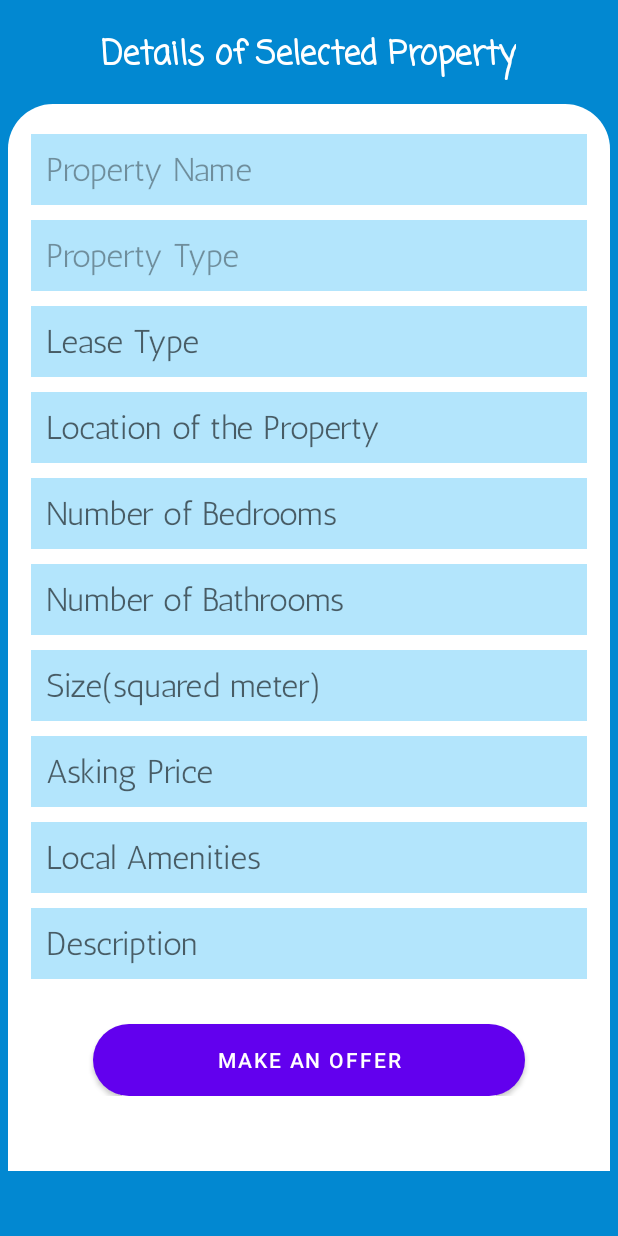
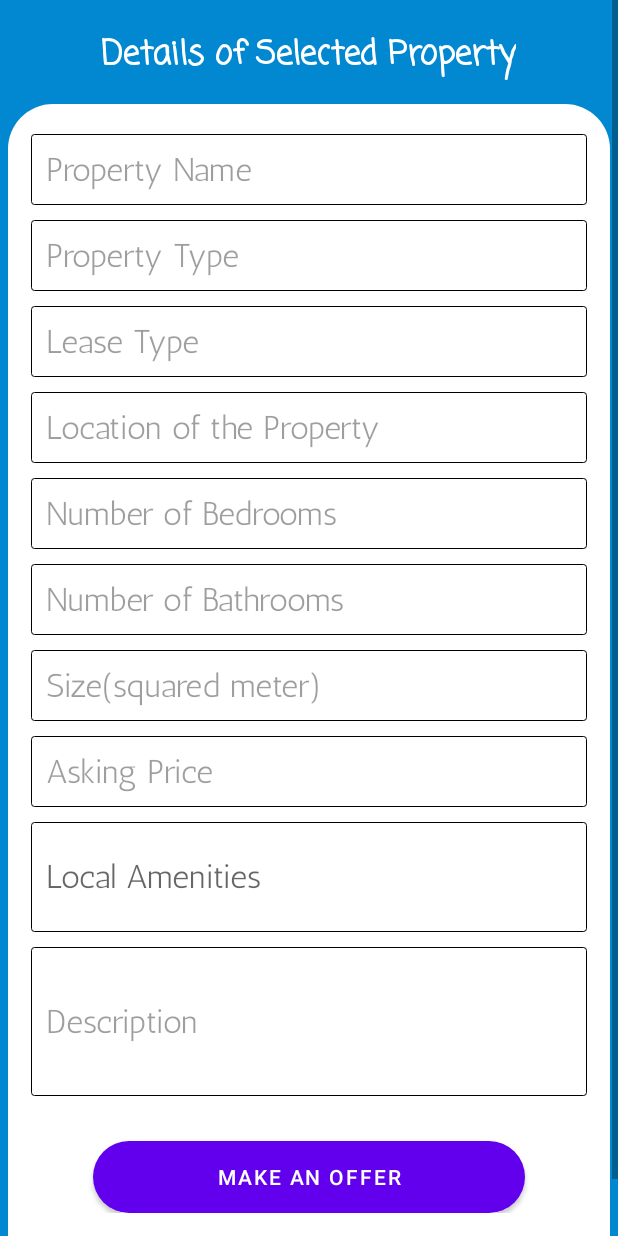
Before and after one commit to Kabiru-254/MadPropertyPal, an Android app: the layout activity_selected_property_details.xml on its own in the app's theme, with its tools: preview values and no code run, on a phone screen of 412 x 824 dp. Run offline under Robolectric (Android 15) with nearby library versions, the phone set to English and light mode, and no system bars.

Commit message:
bug fixes

```diff
--- a/android/app/src/main/java/com/example/madpropertypal/OfferActivity.java
+++ b/android/app/src/main/java/com/example/madpropertypal/OfferActivity.java
@@ -8,7 +8,6 @@ import android.view.View;
 import android.widget.DatePicker;
 import android.widget.RadioButton;
 import android.widget.RadioGroup;
-import android.widget.Spinner;
 import android.widget.Toast;
 
 import androidx.annotation.Nullable;
@@ -161,6 +160,8 @@ public class OfferActivity extends AppCompatActivity implements View.OnClickList
     OfferModel offerModel;
     private void submitOffer() {
 
+
+        comments = commentsTIL.getEditText().getText().toString();
         //empty string for price causes a crash
         if (price.isEmpty()){
 
@@ -201,7 +202,7 @@ public class OfferActivity extends AppCompatActivity implements View.OnClickList
             Intent intent = new Intent(this,HomeActivity.class);
             intent.setFlags(Intent.FLAG_ACTIVITY_NEW_TASK | Intent.FLAG_ACTIVITY_CLEAR_TASK);
             startActivity(intent);
-            Toast.makeText(this, "Property Added Successfully " , Toast.LENGTH_SHORT).show();
+            Toast.makeText(this, "Offer Added Successfully " , Toast.LENGTH_SHORT).show();
 
         }else{
 
--- a/android/app/src/main/res/layout/activity_selected_property_details.xml
+++ b/android/app/src/main/res/layout/activity_selected_property_details.xml
@@ -50,7 +50,7 @@
             android:layout_marginStart="5dp"
             android:layout_marginEnd="5dp"
             style="@style/Widget.MaterialComponents.TextInputLayout.OutlinedBox"
-            android:background="@color/primaryLight"
+            android:background="@drawable/back"
             android:padding="10dp"
             android:fontFamily="@font/antic"
             android:textSize="22sp"
@@ -70,7 +70,7 @@
             android:layout_marginStart="5dp"
             android:layout_marginEnd="5dp"
             style="@style/Widget.MaterialComponents.TextInputLayout.OutlinedBox"
-            android:background="@color/primaryLight"
+            android:background="@drawable/back"
             android:padding="10dp"
             android:fontFamily="@font/antic"
             android:textSize="22sp"
@@ -89,13 +89,15 @@
             android:layout_marginStart="5dp"
             android:layout_marginEnd="5dp"
             style="@style/Widget.MaterialComponents.TextInputLayout.OutlinedBox"
-            android:background="@color/primaryLight"
+            android:background="@drawable/back"
             android:padding="10dp"
             android:fontFamily="@font/antic"
             android:textSize="22sp"
             android:hint="@string/lease_type"
             android:textColor="@color/black"
             android:id="@+id/leaseCTV"
+            android:clickable="false"
+            android:enabled="false"
             />
 
 
@@ -109,12 +111,14 @@
             android:layout_marginEnd="5dp"
             android:fontFamily="@font/antic"
             style="@style/Widget.MaterialComponents.TextInputLayout.OutlinedBox"
-            android:background="@color/primaryLight"
+            android:background="@drawable/back"
             android:padding="10dp"
             android:textSize="22sp"
             android:hint="@string/location_of_the_property"
             android:textColor="@color/black"
             android:id="@+id/locationCTV"
+            android:clickable="false"
+            android:enabled="false"
             />
 
 
@@ -128,14 +132,15 @@
             android:layout_marginStart="5dp"
             android:layout_marginEnd="5dp"
             style="@style/Widget.MaterialComponents.TextInputLayout.OutlinedBox"
-            android:background="@color/primaryLight"
+            android:background="@drawable/back"
             android:padding="10dp"
             android:fontFamily="@font/antic"
             android:textSize="22sp"
             android:hint="@string/number_of_bedrooms"
             android:textColor="@color/black"
             android:id="@+id/bedroomsCTV"
-
+            android:clickable="false"
+            android:enabled="false"
             />
 
 
@@ -149,14 +154,15 @@
             android:layout_marginStart="5dp"
             android:layout_marginEnd="5dp"
             style="@style/Widget.MaterialComponents.TextInputLayout.OutlinedBox"
-            android:background="@color/primaryLight"
+            android:background="@drawable/back"
             android:padding="10dp"
             android:fontFamily="@font/antic"
             android:textSize="22sp"
             android:hint="@string/number_of_bathrooms"
             android:textColor="@color/black"
             android:id="@+id/bathroomsCTV"
-
+            android:clickable="false"
+            android:enabled="false"
             />
 
 
@@ -170,14 +176,15 @@
             android:layout_marginStart="5dp"
             android:layout_marginEnd="5dp"
             style="@style/Widget.MaterialComponents.TextInputLayout.OutlinedBox"
-            android:background="@color/primaryLight"
+            android:background="@drawable/back"
             android:padding="10dp"
             android:fontFamily="@font/antic"
             android:textSize="22sp"
             android:hint="@string/size_squared_meter"
             android:textColor="@color/black"
             android:id="@+id/sizeCTV"
-
+            android:clickable="false"
+            android:enabled="false"
             />
 
 
@@ -190,14 +197,15 @@
             android:layout_marginStart="5dp"
             android:layout_marginEnd="5dp"
             style="@style/Widget.MaterialComponents.TextInputLayout.OutlinedBox"
-            android:background="@color/primaryLight"
+            android:background="@drawable/back"
             android:padding="10dp"
             android:fontFamily="@font/antic"
             android:textSize="22sp"
             android:hint="@string/asking_price"
             android:textColor="@color/black"
             android:id="@+id/askingPriceCTV"
-
+            android:clickable="false"
+            android:enabled="false"
             />
 
 
@@ -210,11 +218,13 @@
             android:layout_marginStart="5dp"
             android:layout_marginEnd="5dp"
             style="@style/Widget.MaterialComponents.TextInputLayout.OutlinedBox"
-            android:background="@color/primaryLight"
+            android:background="@drawable/back"
             android:padding="10dp"
             android:fontFamily="@font/antic"
             android:textSize="22sp"
             android:hint="@string/local_amenities_"
+            android:inputType="textMultiLine|textCapSentences"
+            android:lines="2"
             android:textColor="@color/black"
             android:id="@+id/amenitiesCTV"
 
@@ -231,14 +241,17 @@
             android:layout_marginStart="5dp"
             android:layout_marginEnd="5dp"
             style="@style/Widget.MaterialComponents.TextInputLayout.OutlinedBox"
-            android:background="@color/primaryLight"
+            android:background="@drawable/back"
             android:padding="10dp"
+            android:inputType="textMultiLine|textCapSentences"
+            android:lines="3"
             android:fontFamily="@font/antic"
             android:textSize="22sp"
             android:hint="@string/description"
             android:textColor="@color/black"
             android:id="@+id/descriptionCTV"
-
+            android:clickable="false"
+            android:enabled="false"
             />
 
 
```
